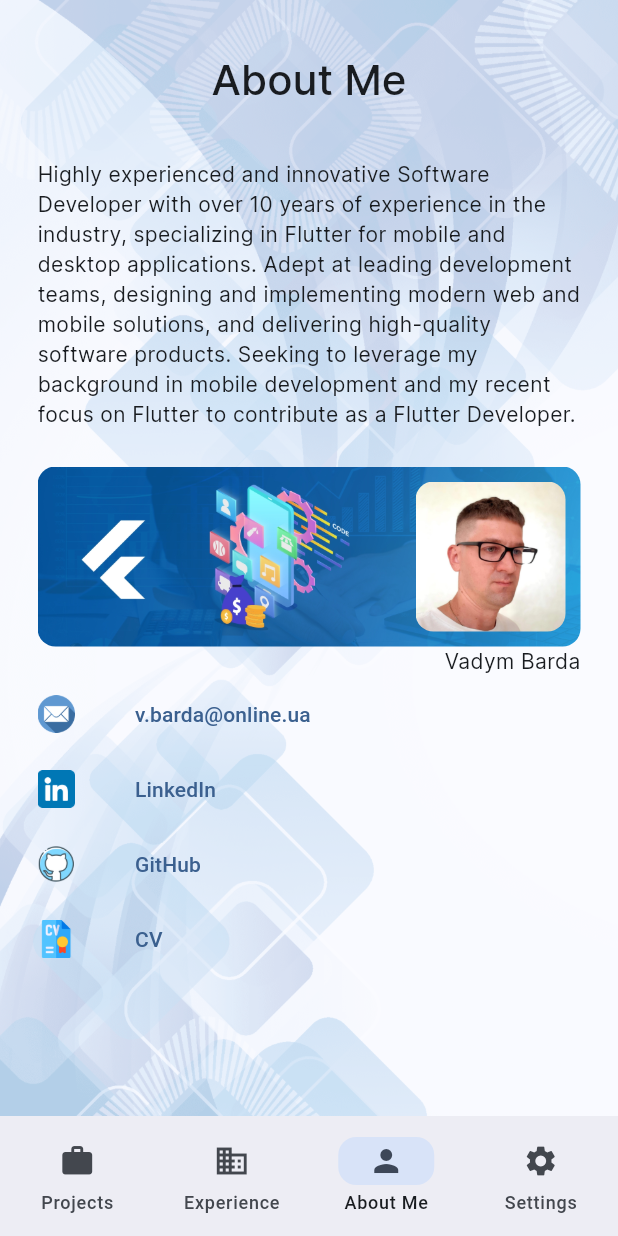
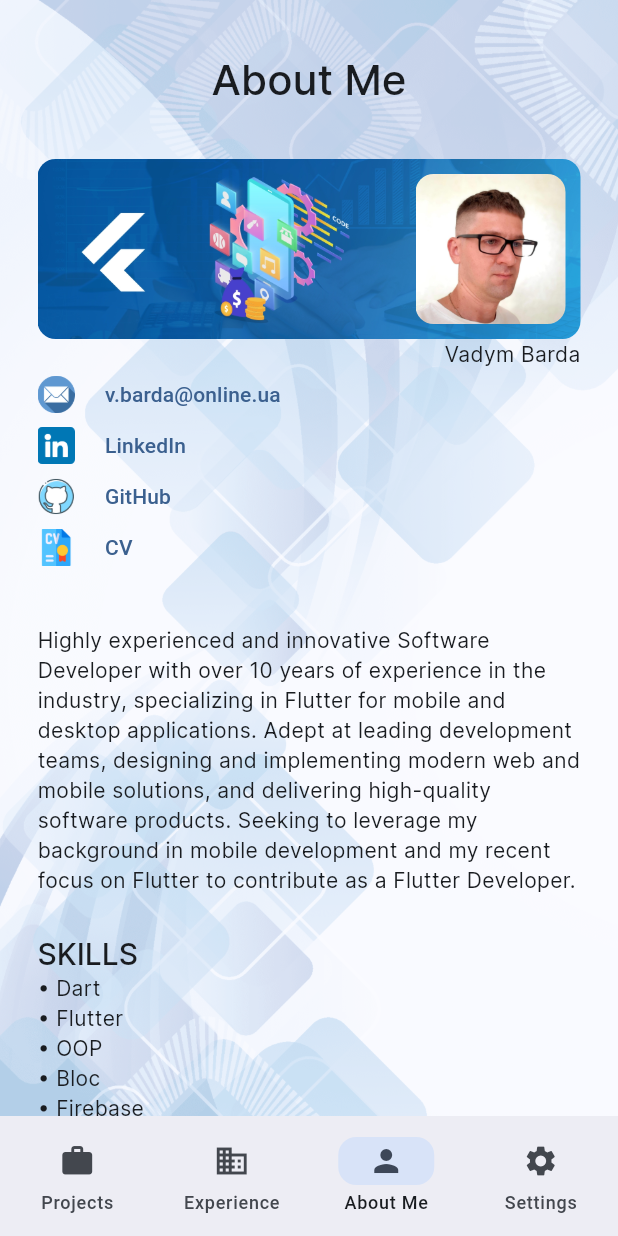
Before and after one commit to vadimbarda/portfolio_flutter, a Flutter app: the LandingScreen screen opened directly with empty values, item 3 of the bottom bar chosen, on a phone screen of 412 x 824 dp. Run offline on Flutter 3.47's test engine with Material 3 defaults, Android fonts, the phone set to English and light mode, and no system bars; our stand-ins replace audioplayers, equatable, flutter_bloc, flutter_native_splash and 1 more; accounts and stored records are empty; generated files the repository leaves out were written again; statements that could not run were skipped.

Commit message:
complete about tab

```diff
--- a/lib/config/app_theme.dart
+++ b/lib/config/app_theme.dart
@@ -44,7 +44,20 @@ final class AppTheme {
         style: buttonStyle,
       ),
       textButtonTheme: TextButtonThemeData(
-        style: buttonStyle,
+        style: ButtonStyle(
+          tapTargetSize: MaterialTapTargetSize.shrinkWrap,
+          minimumSize: MaterialStateProperty.all<Size>(
+            Size(10, 25),
+          ),
+          padding: MaterialStateProperty.all<EdgeInsetsGeometry>(
+            EdgeInsets.symmetric(horizontal: 5, vertical: 7),
+          ),
+          shape: MaterialStateProperty.all<OutlinedBorder>(
+            RoundedRectangleBorder(
+              borderRadius: BorderRadius.all(Radius.circular(borderRadius)),
+            ),
+          ),
+        ),
       ),
     );
   }
--- a/lib/src/components/about/about_tab.dart
+++ b/lib/src/components/about/about_tab.dart
@@ -5,6 +5,7 @@ import '../../extensions/context.dart';
 import '../../models/user.dart';
 import '../headers/tab_header.dart';
 import 'avatar_banner.dart';
+import 'list_section.dart';
 import 'social_link.dart';
 
 class AboutTab extends StatelessWidget {
@@ -18,17 +19,40 @@ class AboutTab extends StatelessWidget {
   @override
   Widget build(BuildContext context) {
     return Column(
+      crossAxisAlignment: CrossAxisAlignment.start,
       children: [
         TabHeader(title: context.strings.tabAbout),
-        Padding(
-          padding: const EdgeInsets.only(bottom: paddingMiddle),
-          child: Text(user.profile),
-        ),
         AvatarBanner(
           avatar: user.avatar,
           name: user.name,
         ),
-        for (var item in user.socialLinks) SocialLink(item: item)
+        for (var item in user.socialLinks) SocialLink(item: item),
+        Padding(
+          padding:
+              const EdgeInsets.only(bottom: paddingMiddle, top: paddingLarge),
+          child: Text(user.profile),
+        ),
+        Padding(
+          padding: const EdgeInsets.only(bottom: paddingLarge),
+          child: ListSection(
+            title: context.strings.userSkills,
+            list: user.skills,
+          ),
+        ),
+        Padding(
+          padding: const EdgeInsets.only(bottom: paddingLarge),
+          child: ListSection(
+            title: context.strings.userInterests,
+            list: user.interests,
+          ),
+        ),
+        Padding(
+          padding: const EdgeInsets.only(bottom: paddingLarge),
+          child: ListSection(
+            title: context.strings.userHobbies,
+            list: user.hobbies,
+          ),
+        )
       ],
     );
   }
--- /dev/null
+++ b/lib/src/components/about/list_section.dart
@@ -0,0 +1,28 @@
+import 'package:flutter/material.dart';
+
+import '../../extensions/context.dart';
+
+class ListSection extends StatelessWidget {
+  const ListSection({
+    super.key,
+    required this.title,
+    required this.list,
+  });
+
+  final String title;
+  final List<String> list;
+
+  @override
+  Widget build(BuildContext context) {
+    return Column(
+      crossAxisAlignment: CrossAxisAlignment.start,
+      children: [
+        Text(
+          title.toUpperCase(),
+          style: context.textTheme.headlineSmall,
+        ),
+        for (var item in list) Text('• $item')
+      ],
+    );
+  }
+}
--- a/lib/src/components/about/social_link.dart
+++ b/lib/src/components/about/social_link.dart
@@ -1,6 +1,7 @@
 import 'package:flutter/material.dart';
 import 'package:url_launcher/url_launcher.dart';
 
+import '../../../config/consts.dart';
 import '../../models/social_link.dart';
 
 class SocialLink extends StatelessWidget {
@@ -13,10 +14,13 @@ class SocialLink extends StatelessWidget {
     return Row(
       mainAxisAlignment: MainAxisAlignment.start,
       children: [
-        SizedBox(
-          height: 25,
-          width: 25,
-          child: item.icon,
+        Padding(
+          padding: const EdgeInsets.only(right: paddingSmall),
+          child: SizedBox(
+            height: 25,
+            width: 25,
+            child: item.icon,
+          ),
         ),
         TextButton(
           onPressed: () => openLink(item.address),
--- a/lib/src/components/headers/tab_header.dart
+++ b/lib/src/components/headers/tab_header.dart
@@ -17,9 +17,14 @@ class TabHeader extends StatelessWidget {
         bottom: paddingLarge,
         top: Platform.isAndroid ? paddingLarge : 0,
       ),
-      child: Text(
-        title,
-        style: context.textTheme.headlineMedium,
+      child: Row(
+        mainAxisAlignment: MainAxisAlignment.center,
+        children: [
+          Text(
+            title,
+            style: context.textTheme.headlineMedium,
+          ),
+        ],
       ),
     );
   }
```
